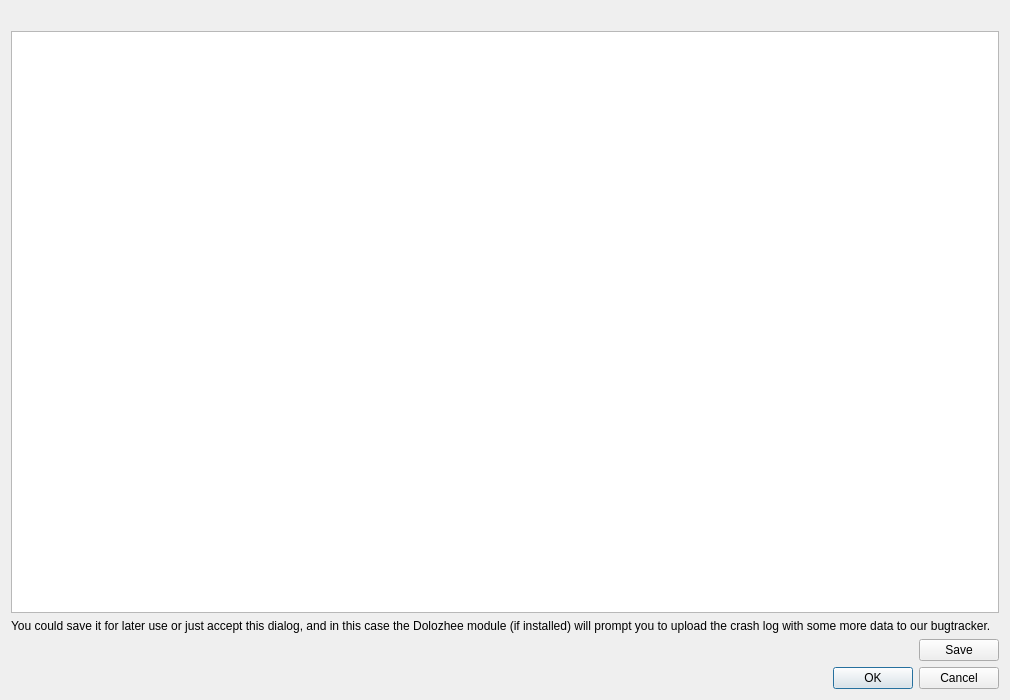
Above: src/plugins/anhero/crashprocess/crashdialog.ui from 0xd34df00d/leechcraft before the change. Below: the same form after it.
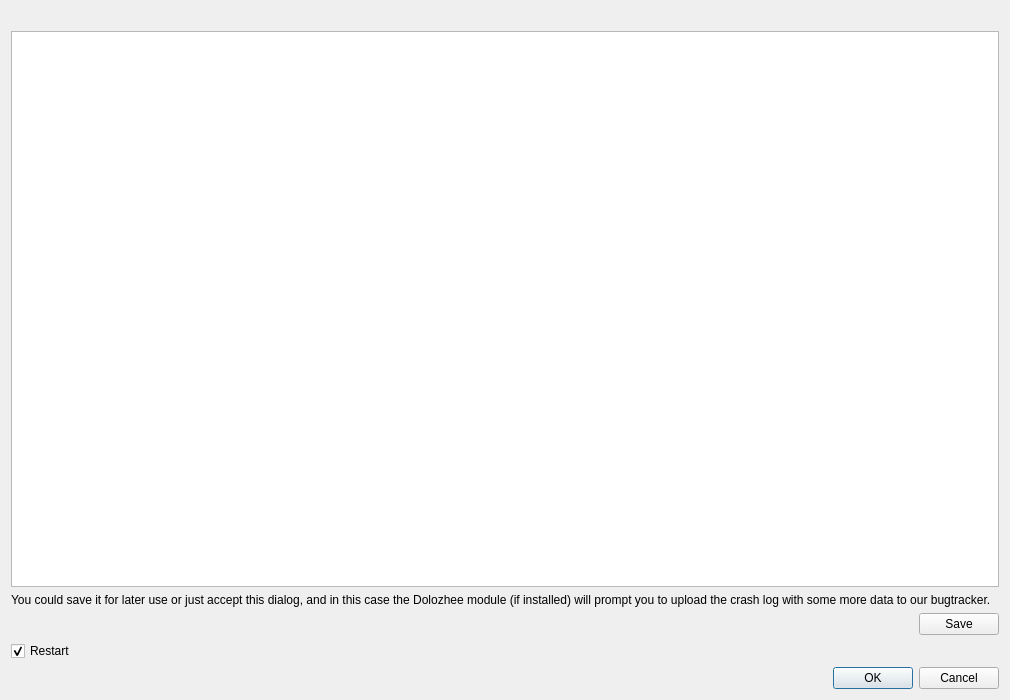
That is the form after the change. Icons and pictures are not drawn.

Commit message: AnHero: suggest restarting.

Patch:
```diff
--- a/src/plugins/anhero/crashprocess/crashdialog.ui
+++ b/src/plugins/anhero/crashprocess/crashdialog.ui
@@ -64,6 +64,16 @@
      </item>
     </layout>
    </item>
+   <item>
+    <widget class="QCheckBox" name="RestartBox_">
+     <property name="text">
+      <string>Restart</string>
+     </property>
+     <property name="checked">
+      <bool>true</bool>
+     </property>
+    </widget>
+   </item>
    <item>
     <widget class="QDialogButtonBox" name="buttonBox">
      <property name="standardButtons">
```
The commit also changes 2 other files.
